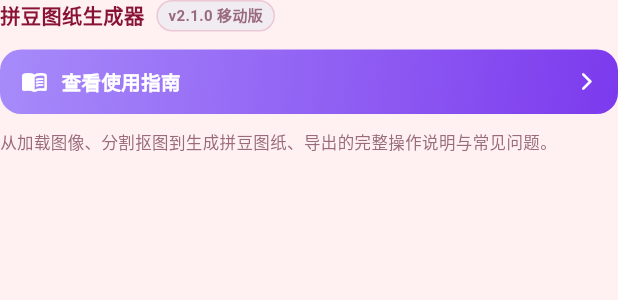
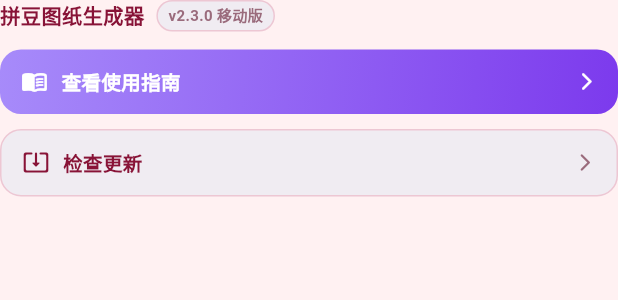
Before and after one commit to RecardoLyu/PerlerBeadsDesigner, a Flutter app: the _About widget shown alone on an empty page, opened directly, on a phone screen of 412 x 824 dp. Shown: the top 300 px of the screen. Run offline on Flutter 3.47's test engine with Material 3 defaults, Android fonts, the phone set to English and light mode, and no system bars; our stand-ins replace file_picker, flutter_riverpod, image_picker, open_file, package_info_plus; missing offline and left inert: opencv_dart; network calls fail; Roboto replaces fonts that are missing (Nunito).

Commit message:
feat: 手机端在线更新 + CI 自动构建 APK
手机端（Flutter）:
- 新增 services/update_service.dart：检查 GitHub Release 最新版本、
  语义化版本比较、匹配 .apk asset、后台流式下载（进度回调）、调系统安装器
- 设置页「关于」区加检查更新：版本号（package_info_plus 读 pubspec，不再硬编码）+
  检查更新按钮 + 进度条下载 + 安装更新
- pubspec 加 http/open_file/package_info_plus/path_provider；版本升 2.3.0+2
- AndroidManifest 加 INTERNET + REQUEST_INSTALL_PACKAGES 权限

CI:
- build.yml 新增 build-android job（ubuntu + Java17 + Flutter 3.44.8），
  tag 推送时自动 flutter build apk --debug 并上传 PerlerBeads-debug-vX.Y.Z.apk
  到同一 Release，供手机端在线更新下载

验证: flutter analyze 新增文件 0 error 0 warning；本地 build apk --debug 成功

```diff
--- /dev/null
+++ b/perler_app/lib/services/update_service.dart
@@ -0,0 +1,122 @@
+import 'dart:convert';
+import 'dart:io';
+
+import 'package:http/http.dart' as http;
+import 'package:open_file/open_file.dart';
+import 'package:package_info_plus/package_info_plus.dart';
+import 'package:path_provider/path_provider.dart';
+
+/// 在线更新（Android）：检查 GitHub Release 最新版本 → 后台下载 APK →
+/// 调系统安装器安装。与桌面端共用同一仓库的 Release。
+///
+/// CI 在 `v*.*.*` tag 推送时把 `PerlerBeads-debug-vX.Y.Z.apk` 传到 Release，
+/// 此处匹配以 `.apk` 结尾的 asset（同一 Release 内 APK 只有一个）。
+class UpdateService {
+  UpdateService._();
+
+  static const _repo = 'RecardoLyu/PerlerBeadsDesigner';
+  static const _api = 'https://api.github.com/repos/$_repo/releases/latest';
+  static const _timeout = Duration(seconds: 20);
+
+  /// 当前安装版本（来自 pubspec version，如 2.3.0）。
+  static Future<String> currentVersion() async {
+    final info = await PackageInfo.fromPlatform();
+    return info.version;
+  }
+
+  /// 检查更新。返回 null 表示请求失败（调用方按「检查失败」提示）。
+  static Future<UpdateInfo?> check() async {
+    try {
+      final resp = await http
+          .get(Uri.parse(_api), headers: {'Accept': 'application/vnd.github+json'})
+          .timeout(_timeout);
+      if (resp.statusCode != 200) return null;
+      final data = jsonDecode(resp.body) as Map<String, dynamic>;
+      final tag = (data['tag_name'] as String? ?? '');
+      final latest = tag.replaceFirst(RegExp(r'^[vV]'), '');
+      final assets = (data['assets'] as List? ?? []);
+      String? apkUrl;
+      for (final a in assets) {
+        final name = ((a as Map)['name'] as String? ?? '').toLowerCase();
+        if (name.endsWith('.apk')) {
+          apkUrl = a['browser_download_url'] as String?;
+          break;
+        }
+      }
+      final current = await currentVersion();
+      return UpdateInfo(
+        current: current,
+        latest: latest,
+        hasUpdate: _compareVersion(tag, current) > 0,
+        notes: (data['body'] as String? ?? '').trim(),
+        apkUrl: apkUrl,
+        releaseUrl: data['html_url'] as String?,
+      );
+    } catch (_) {
+      return null;
+    }
+  }
+
+  /// 语义化版本比较：a > b 返回正数。tag 可带 v 前缀 / 后缀。
+  static int _compareVersion(String a, String b) {
+    List<int> parse(String s) => s
+        .trim()
+        .replaceFirst(RegExp(r'^[vV]'), '')
+        .split('.')
+        .map((p) => int.tryParse(p.replaceAll(RegExp(r'[^0-9]'), '')) ?? 0)
+        .toList();
+    final x = parse(a), y = parse(b);
+    for (var i = 0; i < 3; i++) {
+      final xi = i < x.length ? x[i] : 0;
+      final yi = i < y.length ? y[i] : 0;
+      if (xi != yi) return xi - yi;
+    }
+    return 0;
+  }
+
+  /// 下载 APK 到临时目录，[onProgress] 回调 0..1（无 Content-Length 时只回调完成）。
+  /// 返回本地文件路径；失败抛异常。
+  static Future<String> downloadApk(String url,
+      {void Function(double)? onProgress}) async {
+    final req = http.Request('GET', Uri.parse(url));
+    final resp = await http.Client().send(req).timeout(_timeout);
+    if (resp.statusCode != 200) {
+      throw Exception('下载失败 HTTP ${resp.statusCode}');
+    }
+    final total = resp.contentLength ?? 0;
+    final dir = await getTemporaryDirectory();
+    final file = File('${dir.path}/perler_update.apk');
+    final sink = file.openWrite();
+    var got = 0;
+    await for (final chunk in resp.stream) {
+      sink.add(chunk);
+      got += chunk.length;
+      if (total > 0 && onProgress != null) onProgress(got / total);
+    }
+    await sink.flush();
+    await sink.close();
+    return file.path;
+  }
+
+  /// 调系统安装器安装已下载的 APK（需 REQUEST_INSTALL_PACKAGES 权限）。
+  static Future<void> installApk(String path) async {
+    await OpenFile.open(path, type: 'application/vnd.android.package-archive');
+  }
+}
+
+class UpdateInfo {
+  final String current;
+  final String latest;
+  final bool hasUpdate;
+  final String notes;
+  final String? apkUrl;
+  final String? releaseUrl;
+  const UpdateInfo({
+    required this.current,
+    required this.latest,
+    required this.hasUpdate,
+    required this.notes,
+    this.apkUrl,
+    this.releaseUrl,
+  });
+}
--- a/perler_app/lib/ui/settings/settings_screen.dart
+++ b/perler_app/lib/ui/settings/settings_screen.dart
@@ -1,5 +1,6 @@
 import 'package:flutter/material.dart';
 import 'package:flutter_riverpod/flutter_riverpod.dart';
+import '../../services/update_service.dart';
 import '../../state/app_state.dart';
 import '../../theme/candy_theme.dart';
 import '../widgets.dart';
@@ -198,13 +199,71 @@ class _SegmentDefaults extends ConsumerWidget {
   }
 }
 
-/// 关于：版本号 + 使用帮助（吸收原「帮助」入口）。
-class _About extends StatelessWidget {
+/// 关于：版本号 + 使用帮助（吸收原「帮助」入口）+ 检查更新/在线更新。
+class _About extends StatefulWidget {
   const _About();
+
+  @override
+  State<_About> createState() => _AboutState();
+}
+
+class _AboutState extends State<_About> {
+  String _version = '…';
+  bool _checking = false;
+  double? _progress;          // null=未在下载
+  UpdateInfo? _info;
+  String _status = '';
+  bool _downloaded = false;
+  String? _apkPath;
+
+  @override
+  void initState() {
+    super.initState();
+    UpdateService.currentVersion()
+        .then((v) => mounted ? setState(() => _version = v) : null);
+  }
+
+  Future<void> _check() async {
+    setState(() { _checking = true; _status = '正在检查更新…'; _info = null; _downloaded = false; });
+    final info = await UpdateService.check();
+    if (!mounted) return;
+    setState(() {
+      _checking = false;
+      _info = info;
+      if (info == null) {
+        _status = '检查失败，请检查网络后重试';
+      } else if (info.hasUpdate) {
+        _status = info.apkUrl != null
+            ? '发现新版本 v${info.latest}（当前 v${info.current}）'
+            : '发现新版本 v${info.latest}，但未找到安装包';
+      } else {
+        _status = '已是最新版本（v${info.current}）';
+      }
+    });
+  }
+
+  Future<void> _downloadAndInstall() async {
+    final url = _info?.apkUrl;
+    if (url == null) return;
+    setState(() { _progress = 0; _status = '下载中…'; });
+    try {
+      final path = await UpdateService.downloadApk(url,
+          onProgress: (p) => mounted ? setState(() => _progress = p) : null);
+      if (!mounted) return;
+      setState(() { _progress = null; _downloaded = true; _apkPath = path; _status = '已下载，点击安装'; });
+      await UpdateService.installApk(path);
+    } catch (e) {
+      if (!mounted) return;
+      setState(() { _progress = null; _status = '下载失败: $e'; });
+    }
+  }
 
   @override
   Widget build(BuildContext context) {
     final c = context.candy;
+    final info = _info;
+    final showUpdate = info != null && info.hasUpdate && info.apkUrl != null;
+
     return Column(crossAxisAlignment: CrossAxisAlignment.start, children: [
       Row(children: [
         Text('拼豆图纸生成器', style: TextStyle(fontSize: 13.5, fontWeight: FontWeight.w700, color: c.foregroundStrong)),
@@ -212,7 +271,7 @@ class _About extends StatelessWidget {
         Container(
           padding: const EdgeInsets.symmetric(horizontal: 7, vertical: 2),
           decoration: BoxDecoration(color: c.muted, border: Border.all(color: c.border), borderRadius: BorderRadius.circular(999)),
-          child: Text('v2.1.0 移动版', style: TextStyle(fontSize: 10, fontWeight: FontWeight.w700, color: c.mutedFg)),
+          child: Text('v$_version 移动版', style: TextStyle(fontSize: 10, fontWeight: FontWeight.w700, color: c.mutedFg)),
         ),
       ]),
       const SizedBox(height: 12),
@@ -240,8 +299,64 @@ class _About extends StatelessWidget {
         ),
       ),
       const SizedBox(height: 10),
-      Text('从加载图像、分割抠图到生成拼豆图纸、导出的完整操作说明与常见问题。',
-          style: TextStyle(fontSize: 11, height: 1.45, color: c.mutedFg)),
+      // 检查更新 / 下载安装
+      InkWell(
+        onTap: _checking || _progress != null
+            ? null
+            : (showUpdate && !_downloaded ? _downloadAndInstall : _downloaded && _apkPath != null
+                ? () => UpdateService.installApk(_apkPath!)
+                : _check),
+        borderRadius: BorderRadius.circular(14),
+        child: Container(
+          padding: const EdgeInsets.symmetric(horizontal: 14, vertical: 12),
+          decoration: BoxDecoration(
+            color: c.muted,
+            border: Border.all(color: c.border),
+            borderRadius: BorderRadius.circular(14),
+          ),
+          child: Row(children: [
+            Icon(
+              _downloaded ? Icons.install_mobile_rounded
+                  : showUpdate ? Icons.download_rounded
+                  : Icons.system_update_alt_rounded,
+              size: 18, color: c.foregroundStrong),
+            const SizedBox(width: 9),
+            Expanded(
+              child: Text(
+                _checking ? '检查中…'
+                    : _progress != null ? '下载中 ${(_progress! * 100).toStringAsFixed(0)}%'
+                    : _downloaded ? '安装更新'
+                    : showUpdate ? '下载并更新到 v${info.latest}'
+                    : '检查更新',
+                style: TextStyle(fontSize: 13, fontWeight: FontWeight.w700, color: c.foregroundStrong)),
+            ),
+            if (_checking || _progress != null)
+              SizedBox(width: 16, height: 16,
+                  child: CircularProgressIndicator(strokeWidth: 2, value: _progress,
+                      color: Theme.of(context).colorScheme.primary))
+            else
+              Icon(Icons.arrow_forward_ios_rounded, size: 14, color: c.mutedFg),
+          ]),
+        ),
+      ),
+      if (_progress != null) ...[
+        const SizedBox(height: 8),
+        ClipRRect(
+          borderRadius: BorderRadius.circular(99),
+          child: LinearProgressIndicator(value: _progress, minHeight: 6,
+              backgroundColor: c.muted, color: Theme.of(context).colorScheme.primary),
+        ),
+      ],
+      if (_status.isNotEmpty) ...[
+        const SizedBox(height: 8),
+        Text(_status, style: TextStyle(fontSize: 11, height: 1.4, color: c.mutedFg)),
+        if (showUpdate && info.notes.isNotEmpty)
+          Padding(
+            padding: const EdgeInsets.only(top: 4),
+            child: Text(info.notes.length > 200 ? '${info.notes.substring(0, 200)}…' : info.notes,
+                style: TextStyle(fontSize: 10.5, height: 1.4, color: c.mutedFg)),
+          ),
+      ],
     ]);
   }
 }
```
Also changed, not shown: perler_app/pubspec.yaml (+6 -1 lines), perler_app/pubspec.lock, 2 other files.
